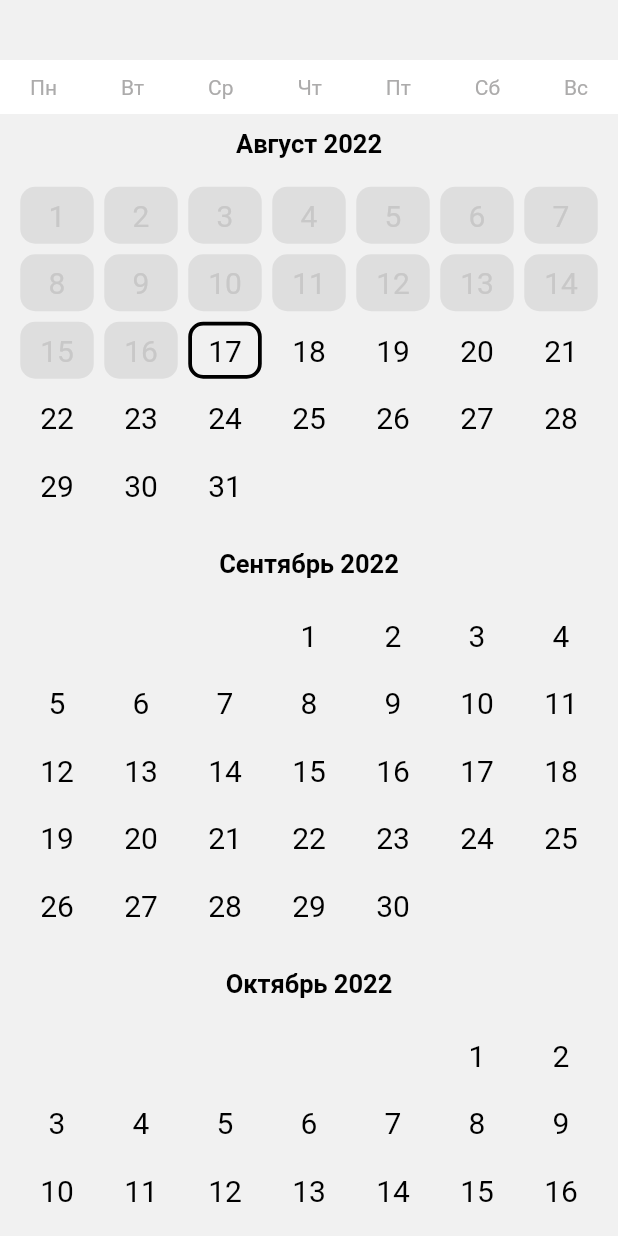
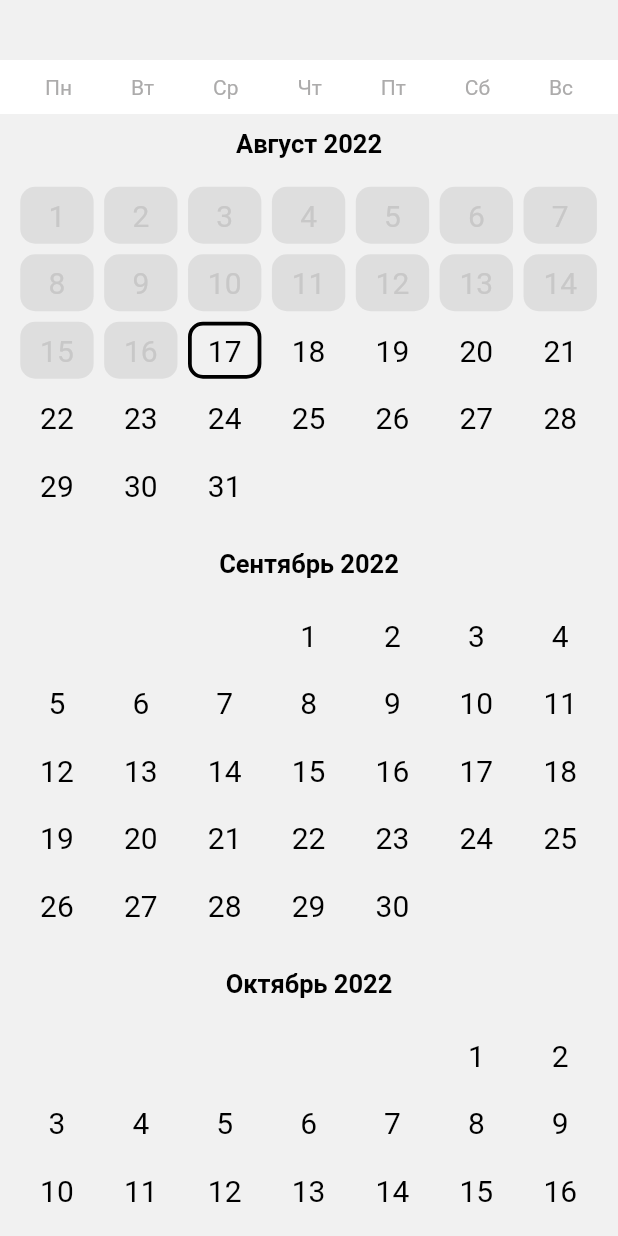
Before and after one commit to GenerallRoss/calendar, a Flutter app: the screen it shows after launch, on a phone screen of 412 x 824 dp. Run offline on Flutter 3.47's test engine with Material 2 defaults, Android fonts, the phone set to English and light mode, and no system bars.

Commit message:
Исправлены баги

```diff
--- a/lib/month.dart
+++ b/lib/month.dart
@@ -59,7 +59,7 @@ class _MonthCardState extends State<MonthCard> {
                               shrinkWrap: true,
                               itemBuilder: (context, day) {
                                 return SizedBox(
-                                  width: boxConstraints.maxWidth / 7,
+                                  width: boxConstraints.maxWidth / 7.01,
                                   child: (value.matrixStatus[
                                               widget.currentDate]![week][day] !=
                                           null)
--- a/lib/myapp.dart
+++ b/lib/myapp.dart
@@ -55,7 +55,7 @@ class _MyHomePageState extends State<MyHomePage> {
               color: Colors.white,
               child: Padding(
                 padding:
-                    const EdgeInsets.symmetric(horizontal: 20, vertical: 10),
+                    const EdgeInsets.symmetric(horizontal: 30, vertical: 10),
                 child: Row(
                   mainAxisAlignment: MainAxisAlignment.spaceBetween,
                   children: [
```
